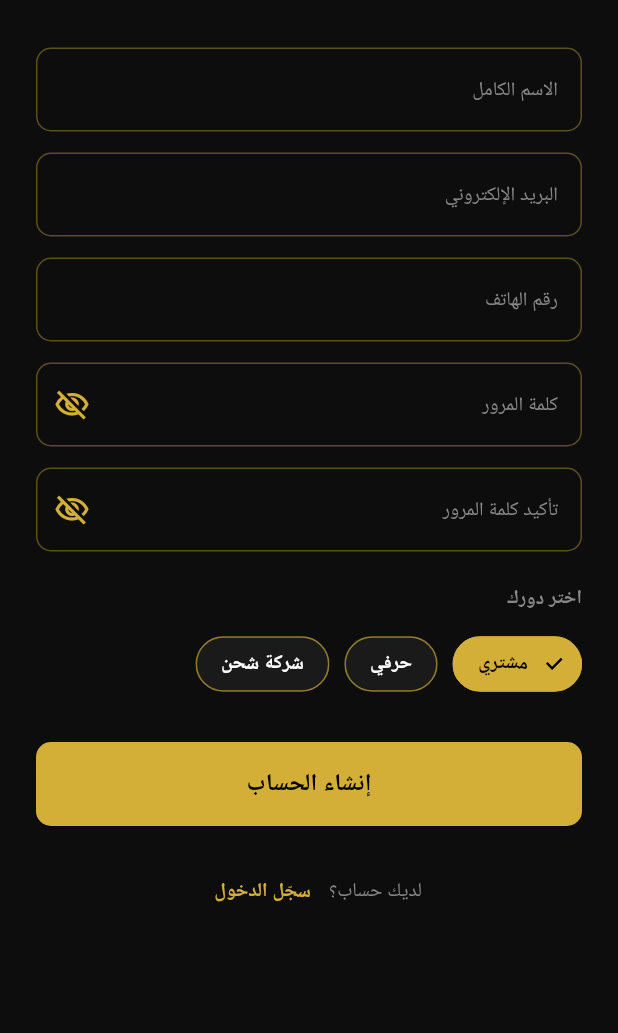
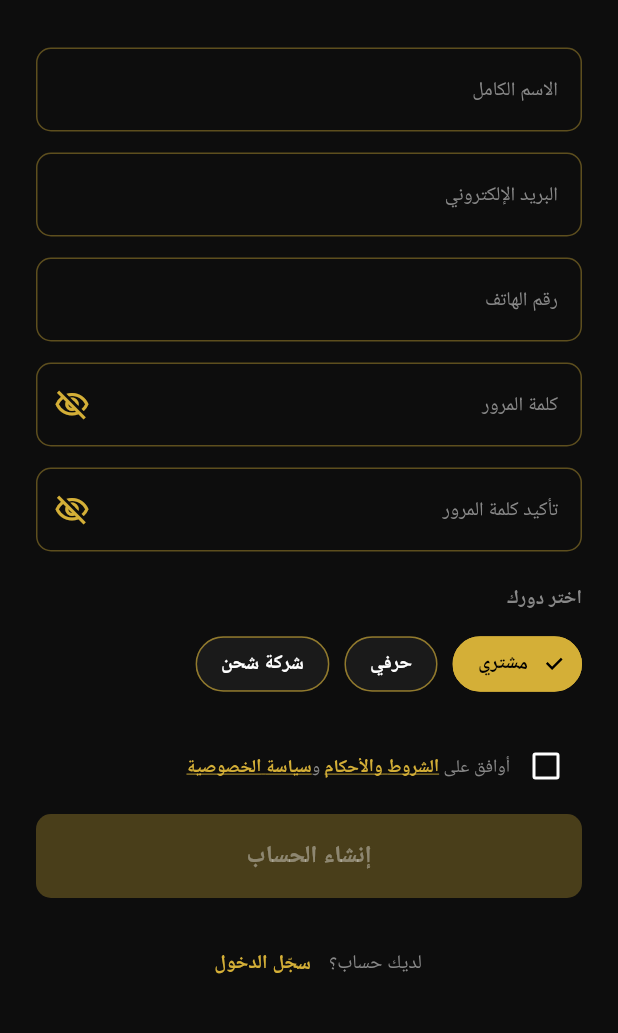
Before and after one commit to btar457/AL_HIRFA, a Flutter app: the RegisterScreen screen opened directly, on a phone screen of 412 x 824 dp, the part 101-1134 px from its top. Run offline on Flutter 3.47's test engine with Material 3 defaults, Android fonts, the phone set to English and light mode, and no system bars; our stand-ins replace cloud_firestore, firebase_auth, firebase_core, google_fonts, image_picker; accounts and stored records are empty; Roboto replaces fonts that are missing (Cairo).

Commit message:
إضافة موافقة إلزامية على الشروط في التسجيل (الخطوة 3 من 7 — القوانين)
- register_screen.dart: Checkbox إلزامي + RichText برابطين قابلين للضغط
  (الشروط والأحكام / سياسة الخصوصية) قبل زر إنشاء الحساب مباشرة (PART 11.1).
- زر "إنشاء الحساب" معطّل (onPressed: null) حتى تفعيل الـ Checkbox.
- أنشأت lib/screens/shared/terms_screen.dart و privacy_policy_screen.dart
  كشاشتين placeholder بسيطتين (RTL، عنوان ذهبي، AppBar متّسق) لتمكين
  التنقل إليهما الآن دون أخطاء تحليل — سيُستكمل المحتوى الكامل في
  الخطوتين 5 و6 حسب الخطة.

flutter analyze: 0 أخطاء.

```diff
--- a/lib/screens/auth/register_screen.dart
+++ b/lib/screens/auth/register_screen.dart
@@ -1,6 +1,9 @@
+import 'package:flutter/gestures.dart';
 import 'package:flutter/material.dart';
 import '../../core/constants/colors.dart';
 import '../../core/navigation/role_router.dart';
+import '../shared/privacy_policy_screen.dart';
+import '../shared/terms_screen.dart';
 import 'login_screen.dart';
 
 class RegisterScreen extends StatefulWidget {
@@ -18,6 +21,7 @@ class _RegisterScreenState extends State<RegisterScreen> {
   final _confirmPasswordController = TextEditingController();
   bool _obscurePassword = true;
   bool _obscureConfirmPassword = true;
+  bool _termsAccepted = false;
   int _selectedRole = 0;
 
   final _roles = const ['مشتري', 'حرفي', 'شركة شحن'];
@@ -108,10 +112,44 @@ class _RegisterScreenState extends State<RegisterScreen> {
                     );
                   }),
                 ),
-                const SizedBox(height: 28),
+                const SizedBox(height: 20),
+                Row(
+                  crossAxisAlignment: CrossAxisAlignment.center,
+                  children: [
+                    Checkbox(
+                      value: _termsAccepted,
+                      activeColor: AppColors.gold,
+                      onChanged: (val) => setState(() => _termsAccepted = val ?? false),
+                    ),
+                    Expanded(
+                      child: RichText(
+                        text: TextSpan(
+                          style: TextStyle(color: AppColors.subText, fontSize: 12),
+                          children: [
+                            const TextSpan(text: 'أوافق على '),
+                            TextSpan(
+                              text: 'الشروط والأحكام',
+                              style: const TextStyle(color: AppColors.gold, fontWeight: FontWeight.bold, decoration: TextDecoration.underline),
+                              recognizer: TapGestureRecognizer()
+                                ..onTap = () => Navigator.push(context, MaterialPageRoute(builder: (_) => const TermsScreen())),
+                            ),
+                            const TextSpan(text: ' و'),
+                            TextSpan(
+                              text: 'سياسة الخصوصية',
+                              style: const TextStyle(color: AppColors.gold, fontWeight: FontWeight.bold, decoration: TextDecoration.underline),
+                              recognizer: TapGestureRecognizer()
+                                ..onTap = () => Navigator.push(context, MaterialPageRoute(builder: (_) => const PrivacyPolicyScreen())),
+                            ),
+                          ],
+                        ),
+                      ),
+                    ),
+                  ],
+                ),
+                const SizedBox(height: 8),
                 ElevatedButton(
-                  style: ElevatedButton.styleFrom(backgroundColor: AppColors.gold, foregroundColor: Colors.black, padding: const EdgeInsets.symmetric(vertical: 16), shape: RoundedRectangleBorder(borderRadius: BorderRadius.circular(10))),
-                  onPressed: _createAccount,
+                  style: ElevatedButton.styleFrom(backgroundColor: AppColors.gold, foregroundColor: Colors.black, disabledBackgroundColor: AppColors.gold.withOpacity(0.3), padding: const EdgeInsets.symmetric(vertical: 16), shape: RoundedRectangleBorder(borderRadius: BorderRadius.circular(10))),
+                  onPressed: _termsAccepted ? _createAccount : null,
                   child: const Text('إنشاء الحساب', style: TextStyle(fontWeight: FontWeight.bold, fontSize: 16)),
                 ),
                 const SizedBox(height: 20),
```
Also changed, not shown: lib/screens/shared/privacy_policy_screen.dart (added, +27 -0 lines), lib/screens/shared/terms_screen.dart (added, +27 -0 lines).
